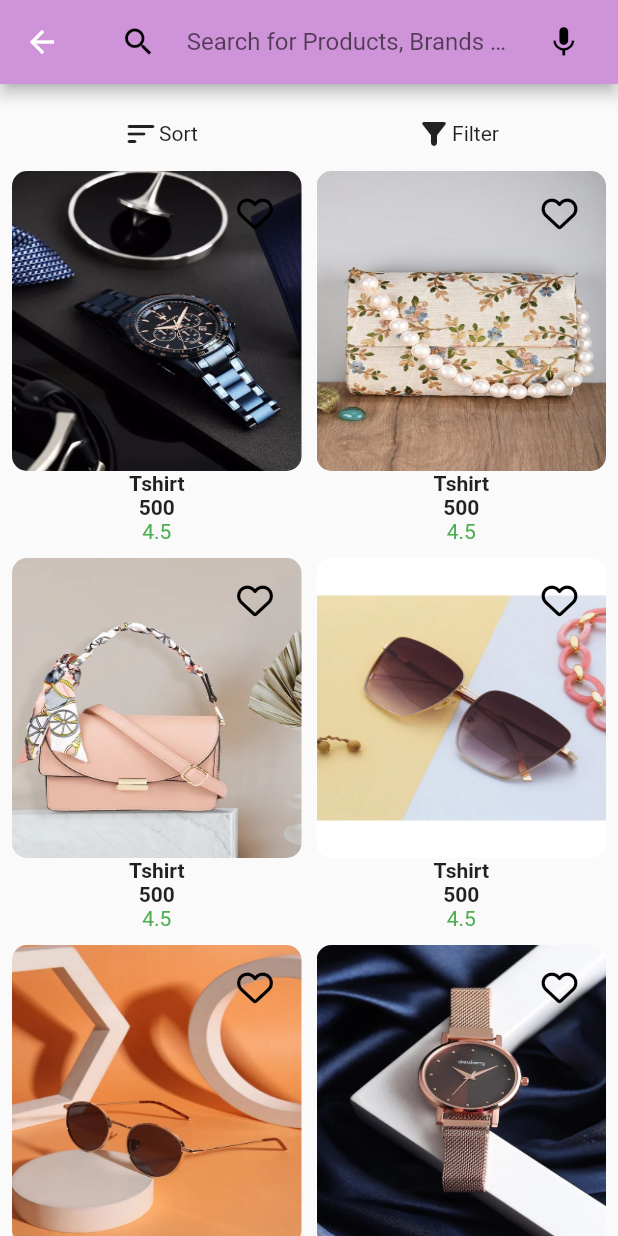
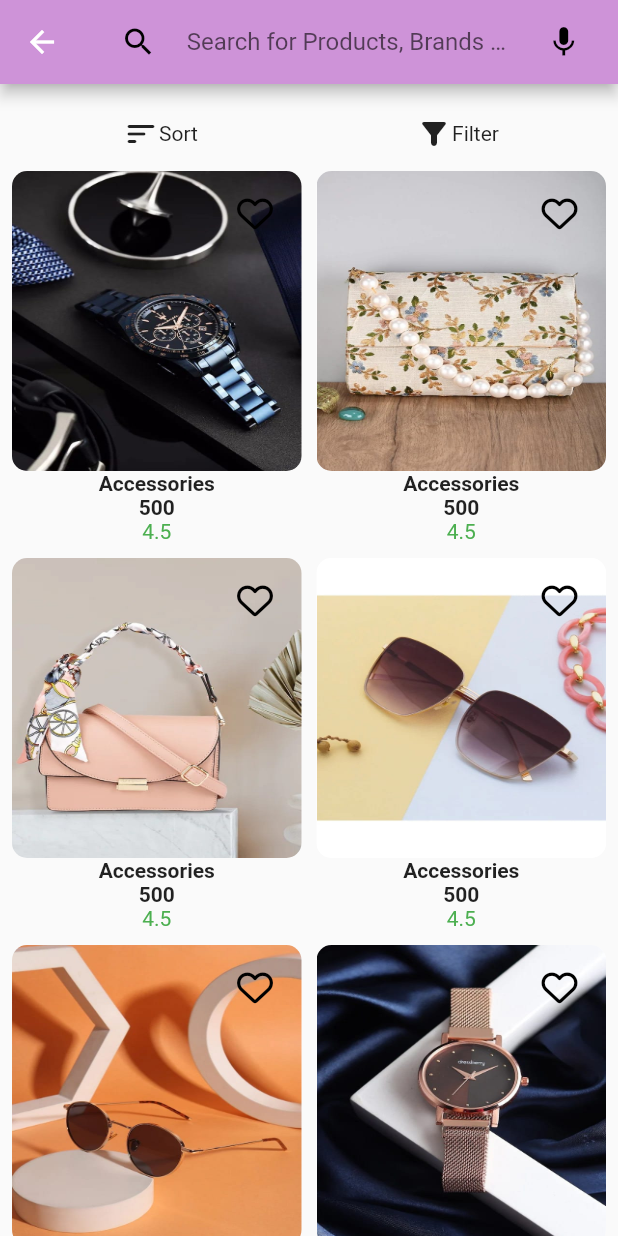
Before and after one commit to G00DCode/fashion_forever, a Flutter app: the AccScreen screen opened directly, on a phone screen of 412 x 824 dp. Run offline on Flutter 3.47's test engine with Material 2 defaults, Android fonts, the phone set to English and light mode, and no system bars; our stand-ins replace font_awesome_flutter, google_nav_bar, lottie.

Commit message:
2nd changes

```diff
--- a/lib/accessories.dart
+++ b/lib/accessories.dart
@@ -93,12 +93,12 @@ class _AccScreenState extends State<AccScreen> {
                   children: [
                     Row(
                       children: [
-                        UiHelper().CustomCategoryShow("Tshirt", "500", "4.5", () {
+                        UiHelper().CustomCategoryShow("Accessories", "500", "4.5", () {
                           Navigator.push(context, MaterialPageRoute(builder: (context)=>ItemScreen(data: "assets/images/acs1.jpg",)));
                         }, "assets/images/acs1.jpg"),
                         SizedBox(width: 10,),
 
-                        UiHelper().CustomCategoryShow("Tshirt", "500", "4.5", () {
+                        UiHelper().CustomCategoryShow("Accessories", "500", "4.5", () {
                           Navigator.push(context, MaterialPageRoute(builder: (context)=>ItemScreen(data: "assets/images/acs2.jpg",)));
                         }, "assets/images/acs2.jpg"),
 
@@ -107,12 +107,12 @@ class _AccScreenState extends State<AccScreen> {
                     SizedBox(height: 10,),
                     Row(
                       children: [
-                        UiHelper().CustomCategoryShow("Tshirt", "500", "4.5", () {
+                        UiHelper().CustomCategoryShow("Accessories", "500", "4.5", () {
                           Navigator.push(context, MaterialPageRoute(builder: (context)=>ItemScreen(data: "assets/images/ac3.jpg",)));
                         }, "assets/images/ac3.jpg"),
                         SizedBox(width: 10,),
 
-                        UiHelper().CustomCategoryShow("Tshirt", "500", "4.5", () {
+                        UiHelper().CustomCategoryShow("Accessories", "500", "4.5", () {
                           Navigator.push(context, MaterialPageRoute(builder: (context)=>ItemScreen(data: "assets/images/acs4.jpg",)));
                         }, "assets/images/acs4.jpg"),
 
@@ -122,12 +122,12 @@ class _AccScreenState extends State<AccScreen> {
 
                     Row(
                       children: [
-                        UiHelper().CustomCategoryShow("Tshirt", "500", "4.5", () {
+                        UiHelper().CustomCategoryShow("Accessories", "500", "4.5", () {
                           Navigator.push(context, MaterialPageRoute(builder: (context)=>ItemScreen(data: "assets/images/acs5.jpg",)));
                         }, "assets/images/acs5.jpg"),
                         SizedBox(width: 10,),
 
-                        UiHelper().CustomCategoryShow("Tshirt", "500", "4.5", () {
+                        UiHelper().CustomCategoryShow("Accessories", "500", "4.5", () {
                           Navigator.push(context, MaterialPageRoute(builder: (context)=>ItemScreen(data: "assets/images/acs6.jpg",)));
                         }, "assets/images/acs6.jpg"),
 
--- a/lib/footwear.dart
+++ b/lib/footwear.dart
@@ -93,12 +93,12 @@ class _FootWearState extends State<FootWear> {
                   children: [
                     Row(
                       children: [
-                        UiHelper().CustomCategoryShow("Tshirt", "500", "4.5", () {
+                        UiHelper().CustomCategoryShow("Shoes", "500", "4.5", () {
                           Navigator.push(context, MaterialPageRoute(builder: (context)=>ItemScreen(data: "assets/images/shoe1.jpg",)));
                         }, "assets/images/shoe1.jpg"),
                         SizedBox(width: 10,),
 
-                        UiHelper().CustomCategoryShow("Tshirt", "500", "4.5", () {
+                        UiHelper().CustomCategoryShow("Shoes", "500", "4.5", () {
                           Navigator.push(context, MaterialPageRoute(builder: (context)=>ItemScreen(data: "assets/images/shoe2.jpg",)));
                         }, "assets/images/shoe2.jpg"),
 
@@ -107,12 +107,12 @@ class _FootWearState extends State<FootWear> {
                     SizedBox(height: 10,),
                     Row(
                       children: [
-                        UiHelper().CustomCategoryShow("Tshirt", "500", "4.5", () {
+                        UiHelper().CustomCategoryShow("Shoes", "500", "4.5", () {
                           Navigator.push(context, MaterialPageRoute(builder: (context)=>ItemScreen(data: "assets/images/shoe3.jpg",)));
                         }, "assets/images/shoe3.jpg"),
                         SizedBox(width: 10,),
 
-                        UiHelper().CustomCategoryShow("Tshirt", "500", "4.5", () {
+                        UiHelper().CustomCategoryShow("Shoes", "500", "4.5", () {
                           Navigator.push(context, MaterialPageRoute(builder: (context)=>ItemScreen(data: "assets/images/shoe4.jpg",)));
                         }, "assets/images/shoe4.jpg"),
 
@@ -122,12 +122,12 @@ class _FootWearState extends State<FootWear> {
 
                     Row(
                       children: [
-                        UiHelper().CustomCategoryShow("Tshirt", "500", "4.5", () {
+                        UiHelper().CustomCategoryShow("Shoes", "500", "4.5", () {
                           Navigator.push(context, MaterialPageRoute(builder: (context)=>ItemScreen(data: "assets/images/shoe5.jpg",)));
                         }, "assets/images/shoe5.jpg"),
                         SizedBox(width: 10,),
 
-                        UiHelper().CustomCategoryShow("Tshirt", "500", "4.5", () {
+                        UiHelper().CustomCategoryShow("Shoes", "500", "4.5", () {
                           Navigator.push(context, MaterialPageRoute(builder: (context)=>ItemScreen(data: "assets/images/shoe6.jpg",)));
                         }, "assets/images/shoe6.jpg"),
 
--- a/lib/jewel.dart
+++ b/lib/jewel.dart
@@ -93,12 +93,12 @@ class _JewelScreenState extends State<JewelScreen> {
                   children: [
                     Row(
                       children: [
-                        UiHelper().CustomCategoryShow("Tshirt", "500", "4.5", () {
+                        UiHelper().CustomCategoryShow("Necklace", "500", "4.5", () {
                           Navigator.push(context, MaterialPageRoute(builder: (context)=>ItemScreen(data: "assets/images/jew1.jpg",)));
                         }, "assets/images/jew1.jpg"),
                         SizedBox(width: 10,),
 
-                        UiHelper().CustomCategoryShow("Tshirt", "500", "4.5", () {
+                        UiHelper().CustomCategoryShow("Necklace", "500", "4.5", () {
                           Navigator.push(context, MaterialPageRoute(builder: (context)=>ItemScreen(data: "assets/images/jew2.jpg",)));
                         }, "assets/images/jew2.jpg"),
 
@@ -107,12 +107,12 @@ class _JewelScreenState extends State<JewelScreen> {
                     SizedBox(height: 10,),
                     Row(
                       children: [
-                        UiHelper().CustomCategoryShow("Tshirt", "500", "4.5", () {
+                        UiHelper().CustomCategoryShow("Necklace", "500", "4.5", () {
                           Navigator.push(context, MaterialPageRoute(builder: (context)=>ItemScreen(data: "assets/images/jew3.jpg",)));
                         }, "assets/images/jew3.jpg"),
                         SizedBox(width: 10,),
 
-                        UiHelper().CustomCategoryShow("Tshirt", "500", "4.5", () {
+                        UiHelper().CustomCategoryShow("Necklace", "500", "4.5", () {
                           Navigator.push(context, MaterialPageRoute(builder: (context)=>ItemScreen(data: "assets/images/jew4.jpg",)));
                         }, "assets/images/jew4.jpg"),
 
@@ -122,12 +122,12 @@ class _JewelScreenState extends State<JewelScreen> {
 
                     Row(
                       children: [
-                        UiHelper().CustomCategoryShow("Tshirt", "500", "4.5", () {
+                        UiHelper().CustomCategoryShow("Necklace", "500", "4.5", () {
                           Navigator.push(context, MaterialPageRoute(builder: (context)=>ItemScreen(data: "assets/images/jew5.jpg",)));
                         }, "assets/images/jew5.jpg"),
                         SizedBox(width: 10,),
 
-                        UiHelper().CustomCategoryShow("Tshirt", "500", "4.5", () {
+                        UiHelper().CustomCategoryShow("Necklace", "500", "4.5", () {
                           Navigator.push(context, MaterialPageRoute(builder: (context)=>ItemScreen(data: "assets/images/jew6.jpg",)));
                         }, "assets/images/jew6.jpg"),
 
--- a/lib/kids.dart
+++ b/lib/kids.dart
@@ -93,12 +93,12 @@ class _KidScreenState extends State<KidScreen> {
                   children: [
                     Row(
                       children: [
-                        UiHelper().CustomCategoryShow("Tshirt", "500", "4.5", () {
+                        UiHelper().CustomCategoryShow("Outfits", "500", "4.5", () {
                           Navigator.push(context, MaterialPageRoute(builder: (context)=>ItemScreen(data: "assets/images/kid1.jpg",)));
                         }, "assets/images/kid1.jpg"),
                         SizedBox(width: 10,),
 
-                        UiHelper().CustomCategoryShow("Tshirt", "500", "4.5", () {
+                        UiHelper().CustomCategoryShow("Outfits", "500", "4.5", () {
                           Navigator.push(context, MaterialPageRoute(builder: (context)=>ItemScreen(data: "assets/images/kid2.jpg",)));
                         }, "assets/images/kid2.jpg"),
 
@@ -107,12 +107,12 @@ class _KidScreenState extends State<KidScreen> {
                     SizedBox(height: 10,),
                     Row(
                       children: [
-                        UiHelper().CustomCategoryShow("Tshirt", "500", "4.5", () {
+                        UiHelper().CustomCategoryShow("Outfits", "500", "4.5", () {
                           Navigator.push(context, MaterialPageRoute(builder: (context)=>ItemScreen(data: "assets/images/kid3.jpg",)));
                         }, "assets/images/kid3.jpg"),
                         SizedBox(width: 10,),
 
-                        UiHelper().CustomCategoryShow("Tshirt", "500", "4.5", () {
+                        UiHelper().CustomCategoryShow("Outfits", "500", "4.5", () {
                           Navigator.push(context, MaterialPageRoute(builder: (context)=>ItemScreen(data: "assets/images/kid4.jpg",)));
                         }, "assets/images/kid4.jpg"),
 
@@ -122,12 +122,12 @@ class _KidScreenState extends State<KidScreen> {
 
                     Row(
                       children: [
-                        UiHelper().CustomCategoryShow("Tshirt", "500", "4.5", () {
+                        UiHelper().CustomCategoryShow("Outfits", "500", "4.5", () {
                           Navigator.push(context, MaterialPageRoute(builder: (context)=>ItemScreen(data: "assets/images/kid5.jpg",)));
                         }, "assets/images/kid5.jpg"),
                         SizedBox(width: 10,),
 
-                        UiHelper().CustomCategoryShow("Tshirt", "500", "4.5", () {
+                        UiHelper().CustomCategoryShow("Outfits", "500", "4.5", () {
                           Navigator.push(context, MaterialPageRoute(builder: (context)=>ItemScreen(data: "assets/images/kid6.jpg",)));
                         }, "assets/images/kid6.jpg"),
 
--- a/lib/ui_helper.dart
+++ b/lib/ui_helper.dart
@@ -213,13 +213,13 @@ class UiHelper{
                         ),
                         Padding(
                           padding: const EdgeInsets.all(8.0),
-                          child: Text("Women Print Kurta(Black)", style: TextStyle(fontSize: 18, fontWeight: FontWeight.bold),),
+                          child: Text("Item", style: TextStyle(fontSize: 18, fontWeight: FontWeight.bold),),
                         ),
                         Padding(
                           padding: const EdgeInsets.all(8.0),
                           child: Row(
                             children: [
-                              Text("Rs.149 ",style: TextStyle(fontWeight: FontWeight.bold,fontSize: 20),),
+                              Text("Rs.500 ",style: TextStyle(fontWeight: FontWeight.bold,fontSize: 20),),
                               Text("per item"),
                             ],
                           ),
--- a/lib/women.dart
+++ b/lib/women.dart
@@ -93,12 +93,12 @@ class _WomenScreenState extends State<WomenScreen> {
                   children: [
                     Row(
                       children: [
-                        UiHelper().CustomCategoryShow("Tshirt", "500", "4.5", () {
+                        UiHelper().CustomCategoryShow("Dress", "500", "4.5", () {
                           Navigator.push(context, MaterialPageRoute(builder: (context)=>ItemScreen(data: "assets/images/women.jpg",)));
                         }, "assets/images/women.jpg"),
                         SizedBox(width: 10,),
 
-                        UiHelper().CustomCategoryShow("Tshirt", "500", "4.5", () {
+                        UiHelper().CustomCategoryShow("Dress", "500", "4.5", () {
                           Navigator.push(context, MaterialPageRoute(builder: (context)=>ItemScreen(data: "assets/images/wo2.jpg",)));
                         }, "assets/images/wo2.jpg"),
 
@@ -107,12 +107,12 @@ class _WomenScreenState extends State<WomenScreen> {
                     SizedBox(height: 10,),
                     Row(
                       children: [
-                        UiHelper().CustomCategoryShow("Tshirt", "500", "4.5", () {
+                        UiHelper().CustomCategoryShow("Dress", "500", "4.5", () {
                           Navigator.push(context, MaterialPageRoute(builder: (context)=>ItemScreen(data: "assets/images/wo3.jpg",)));
                         }, "assets/images/wo3.jpg"),
                         SizedBox(width: 10,),
 
-                        UiHelper().CustomCategoryShow("Tshirt", "500", "4.5", () {
+                        UiHelper().CustomCategoryShow("Dress", "500", "4.5", () {
                           Navigator.push(context, MaterialPageRoute(builder: (context)=>ItemScreen(data: "assets/images/wo4.jpg",)));
                         }, "assets/images/wo4.jpg"),
 
@@ -122,12 +122,12 @@ class _WomenScreenState extends State<WomenScreen> {
 
                     Row(
                       children: [
-                        UiHelper().CustomCategoryShow("Tshirt", "500", "4.5", () {
+                        UiHelper().CustomCategoryShow("Dress", "500", "4.5", () {
                           Navigator.push(context, MaterialPageRoute(builder: (context)=>ItemScreen(data: "assets/images/wo5.jpg",)));
                         }, "assets/images/wo5.jpg"),
                         SizedBox(width: 10,),
 
-                        UiHelper().CustomCategoryShow("Tshirt", "500", "4.5", () {
+                        UiHelper().CustomCategoryShow("Dress", "500", "4.5", () {
                           Navigator.push(context, MaterialPageRoute(builder: (context)=>ItemScreen(data: "assets/images/wo1.jpg",)));
                         }, "assets/images/wo1.jpg"),
 
--- a/pubspec.yaml
+++ b/pubspec.yaml
@@ -33,6 +33,7 @@ dependencies:
   google_nav_bar: ^5.0.6
   font_awesome_flutter: ^10.6.0
   lottie: ^2.7.0
+  speech_to_text: ^6.4.1
 
 
   # The following adds the Cupertino Icons font to your application.
```
Also changed, not shown: lib/edit_profile.dart (added, +72 -0 lines), lib/home_screen.dart (+20 -0 lines), pubspec.lock, 4 other files.
